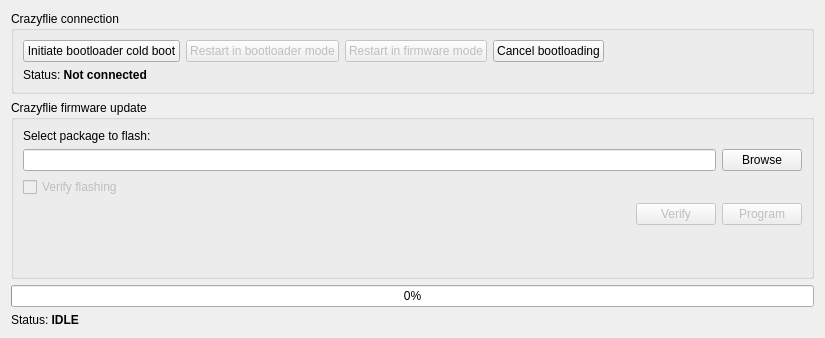
bitcraze/crazyflie-clients-python, file src/cfclient/ui/dialogs/bootloader.ui: the form before one commit.
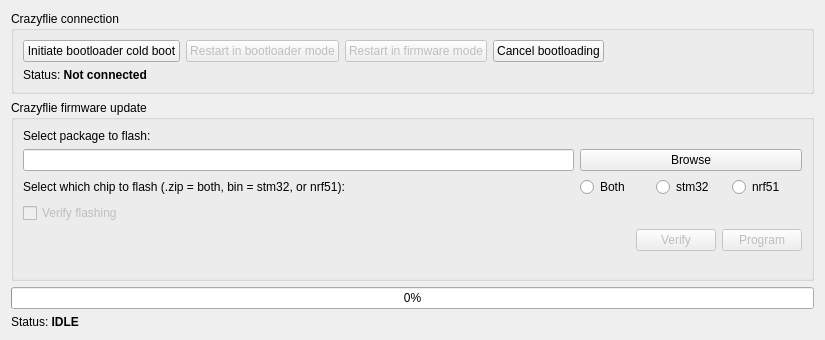
The form after the commit.

Commit message: added explanation of flashing .zip and .bin files, as well as radiobuttons to choose which mcu to flash

Diff of the .ui file:
```diff
--- a/src/cfclient/ui/dialogs/bootloader.ui
+++ b/src/cfclient/ui/dialogs/bootloader.ui
@@ -13,7 +13,7 @@
     <x>0</x>
     <y>0</y>
     <width>825</width>
-    <height>338</height>
+    <height>340</height>
    </rect>
   </property>
   <property name="windowTitle">
@@ -112,7 +112,17 @@
               </property>
              </widget>
             </item>
+            <item row="1" column="0" colspan="2">
+             <widget class="QLineEdit" name="imagePathLine"/>
+            </item>
             <item row="2" column="0">
+             <widget class="QLabel" name="label">
+              <property name="text">
+               <string>Select which chip to flash (.zip = both, bin = stm32, or nrf51):</string>
+              </property>
+             </widget>
+            </item>
+            <item row="3" column="0">
              <widget class="QCheckBox" name="verifyCheckBox">
               <property name="enabled">
                <bool>false</bool>
@@ -122,6 +132,31 @@
               </property>
              </widget>
             </item>
+            <item row="2" column="2">
+             <layout class="QHBoxLayout" name="horizontalLayout_11">
+              <item>
+               <widget class="QRadioButton" name="radioBoth">
+                <property name="text">
+                 <string>Both</string>
+                </property>
+               </widget>
+              </item>
+              <item>
+               <widget class="QRadioButton" name="radioStm32">
+                <property name="text">
+                 <string>stm32</string>
+                </property>
+               </widget>
+              </item>
+              <item>
+               <widget class="QRadioButton" name="radioNrf51">
+                <property name="text">
+                 <string>nrf51</string>
+                </property>
+               </widget>
+              </item>
+             </layout>
+            </item>
             <item row="0" column="0">
              <widget class="QLabel" name="label_3">
               <property name="text">
@@ -129,9 +164,6 @@
               </property>
              </widget>
             </item>
-            <item row="1" column="0">
-             <widget class="QLineEdit" name="imagePathLine"/>
-            </item>
            </layout>
           </item>
           <item>
```
